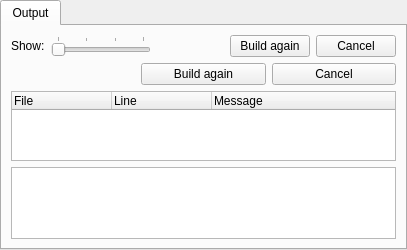
Qt form addons/katebuild-plugin/build.ui (KDE/kate) before a commit.
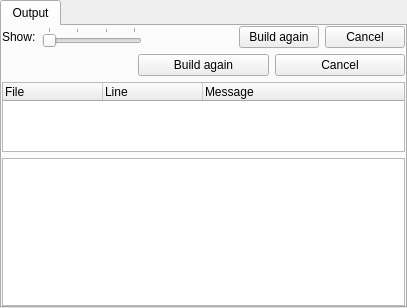
The same form after that commit.

Commit message: Unify (remove) plugin content margins

The edit to the form file:
```diff
--- a/addons/katebuild-plugin/build.ui
+++ b/addons/katebuild-plugin/build.ui
@@ -7,7 +7,7 @@
     <x>0</x>
     <y>0</y>
     <width>407</width>
-    <height>178</height>
+    <height>308</height>
    </rect>
   </property>
   <layout class="QVBoxLayout" name="verticalLayout">
@@ -27,6 +27,18 @@
        <string>Output</string>
       </attribute>
       <layout class="QVBoxLayout" name="verticalLayout_2">
+       <property name="leftMargin">
+        <number>0</number>
+       </property>
+       <property name="topMargin">
+        <number>0</number>
+       </property>
+       <property name="rightMargin">
+        <number>0</number>
+       </property>
+       <property name="bottomMargin">
+        <number>0</number>
+       </property>
        <item>
         <layout class="QHBoxLayout" name="horizontalLayout">
          <item>
```
Left out of the diff: 13 changed lines with no effect on the pictures. The commit also changes 6 other files.
